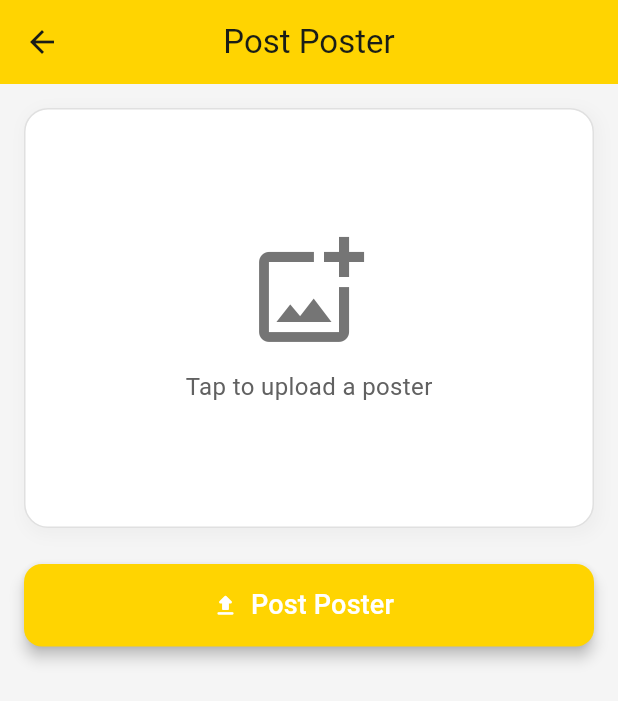
After one commit to ibalintuma/NRM-Afrosoft-Flutter, a Flutter app: the PostPosterPage screen opened directly, on a phone screen of 412 x 824 dp. The commit adds this screen. Shown: the top 701 px of the screen. Run offline on Flutter 3.47's test engine with Material 3 defaults, Android fonts, the phone set to English and light mode, and no system bars; our stand-ins replace carousel_slider, device_info_plus, dio, flutter_gemini, image_cropper, image_picker and 11 more; missing offline and left inert: flutter_inappwebview, flutter_inappwebview_android, video_thumbnail; accounts and stored records are empty; network calls fail.

Commit message:
home edits

```diff
--- /dev/null
+++ b/lib/Home/PostPosterPage.dart
@@ -0,0 +1,154 @@
+import 'dart:io';
+import 'package:flutter/material.dart';
+import 'package:image_picker/image_picker.dart';
+
+class PostPosterPage extends StatefulWidget {
+  const PostPosterPage({super.key});
+
+  @override
+  State<PostPosterPage> createState() => _PostPosterPageState();
+}
+
+class _PostPosterPageState extends State<PostPosterPage> {
+  File? _selectedImage;
+  final picker = ImagePicker();
+  bool isPosting = false;
+
+  Future<void> _pickImage() async {
+    final pickedFile = await picker.pickImage(
+      source: ImageSource.gallery,
+      imageQuality: 85,
+    );
+    if (pickedFile != null) {
+      setState(() {
+        _selectedImage = File(pickedFile.path);
+      });
+    }
+  }
+
+  Future<void> _postPoster() async {
+    if (_selectedImage == null) {
+      ScaffoldMessenger.of(context).showSnackBar(
+        const SnackBar(content: Text("Please select an image first")),
+      );
+      return;
+    }
+
+    setState(() => isPosting = true);
+    await Future.delayed(const Duration(seconds: 2)); // simulate upload
+    setState(() => isPosting = false);
+
+    ScaffoldMessenger.of(context).showSnackBar(
+      const SnackBar(content: Text("Poster uploaded successfully!")),
+    );
+
+    setState(() => _selectedImage = null);
+  }
+
+  @override
+  Widget build(BuildContext context) {
+    return Scaffold(
+      backgroundColor: Colors.grey[100],
+      appBar: AppBar(
+        title: const Text("Post Poster"),
+        centerTitle: true,
+        backgroundColor: const Color(0xFFFFD401),
+        elevation: 0,
+      ),
+      body: Padding(
+        padding: const EdgeInsets.all(16.0),
+        child: Column(
+          children: [
+            // Upload Container
+            GestureDetector(
+              onTap: _pickImage,
+              child: Container(
+                width: double.infinity,
+                height: 280,
+                decoration: BoxDecoration(
+                  color: Colors.white,
+                  borderRadius: BorderRadius.circular(16),
+                  border: Border.all(color: Colors.grey.shade300),
+                  boxShadow: [
+                    BoxShadow(
+                      color: Colors.grey.shade200,
+                      blurRadius: 8,
+                      spreadRadius: 2,
+                      offset: const Offset(2, 3),
+                    ),
+                  ],
+                ),
+                child:
+                    _selectedImage == null
+                        ? Column(
+                          mainAxisAlignment: MainAxisAlignment.center,
+                          children: [
+                            Icon(
+                              Icons.add_photo_alternate_outlined,
+                              color: Colors.grey[600],
+                              size: 80,
+                            ),
+                            const SizedBox(height: 12),
+                            Text(
+                              "Tap to upload a poster",
+                              style: TextStyle(
+                                fontSize: 16,
+                                color: Colors.grey[700],
+                              ),
+                            ),
+                          ],
+                        )
+                        : ClipRRect(
+                          borderRadius: BorderRadius.circular(16),
+                          child: Image.file(
+                            _selectedImage!,
+                            fit: BoxFit.cover,
+                            width: double.infinity,
+                            height: double.infinity,
+                          ),
+                        ),
+              ),
+            ),
+
+            const SizedBox(height: 24),
+
+            // Post Button
+            SizedBox(
+              width: double.infinity,
+              height: 55,
+              child: ElevatedButton.icon(
+                icon:
+                    isPosting
+                        ? const SizedBox(
+                          height: 20,
+                          width: 20,
+                          child: CircularProgressIndicator(
+                            strokeWidth: 2,
+                            color: Colors.white,
+                          ),
+                        )
+                        : const Icon(Icons.upload_rounded, color: Colors.white),
+                label: Text(
+                  isPosting ? "Posting..." : "Post Poster",
+                  style: const TextStyle(
+                    fontSize: 18,
+                    fontWeight: FontWeight.w500,
+                    color: Colors.white,
+                  ),
+                ),
+                style: ElevatedButton.styleFrom(
+                  backgroundColor: const Color(0xFFFFD401),
+                  shape: RoundedRectangleBorder(
+                    borderRadius: BorderRadius.circular(12),
+                  ),
+                  elevation: 4,
+                ),
+                onPressed: isPosting ? null : _postPoster,
+              ),
+            ),
+          ],
+        ),
+      ),
+    );
+  }
+}
```
Also changed, not shown: lib/Home/HomePage.dart (+73 -56 lines), lib/Home/TabWidgets/About Nrm Pages/DocumentsPage.dart (+12 -20 lines), lib/Home/TabWidgets/EventsWidget.dart (+27 -1 lines), lib/Home/TabWidgets/HomeTabWidget.dart (+24 -0 lines).
